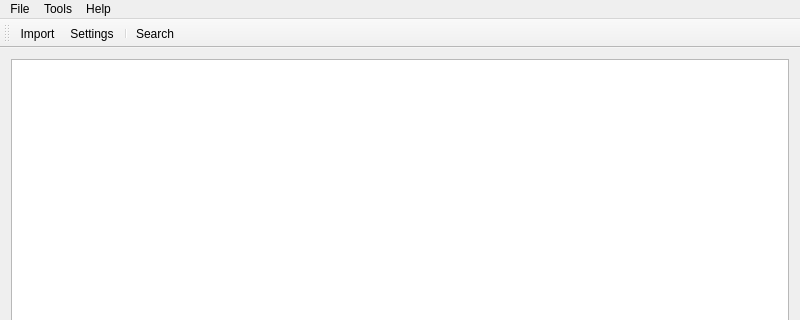
Above: uis/mainwindow.ui from alorence/tym before the change; both pictures show x 0 to 800 and y 0 to 320 of the 800 by 600 pixel window. Below: the same form after it.
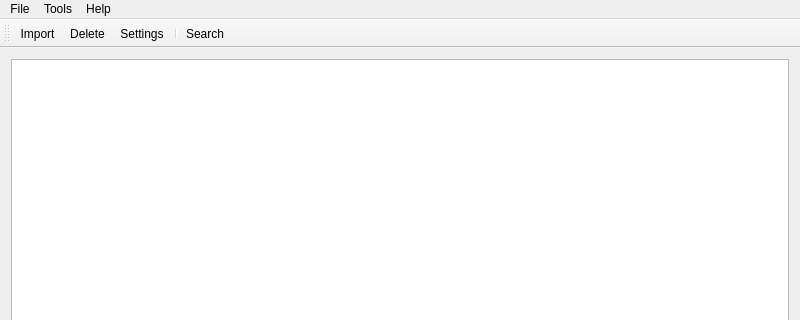
That is the form after the change. Custom widgets are drawn as their Qt base class.

Patch:
```diff
--- a/uis/mainwindow.ui
+++ b/uis/mainwindow.ui
@@ -99,6 +99,7 @@
     <bool>false</bool>
    </attribute>
    <addaction name="actionImport"/>
+   <addaction name="actionDelete"/>
    <addaction name="actionSettings"/>
    <addaction name="separator"/>
    <addaction name="actionSearch"/>
@@ -140,6 +141,17 @@
     <string>Ctrl+S</string>
    </property>
   </action>
+  <action name="actionDelete">
+   <property name="text">
+    <string>Delete</string>
+   </property>
+   <property name="toolTip">
+    <string>Delete selected tracks from library</string>
+   </property>
+   <property name="shortcut">
+    <string>Ctrl+D</string>
+   </property>
+  </action>
  </widget>
  <layoutdefault spacing="6" margin="11"/>
  <customwidgets>
```
